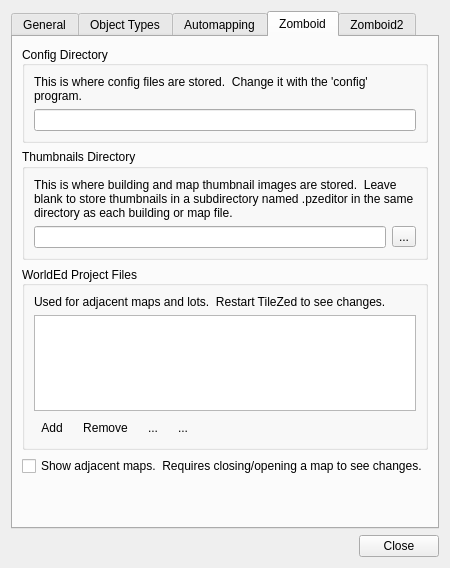
Unjammer/PZ_Mapping_Tools, file TileZed/src/tiled/preferencesdialog.ui: the form before one commit.
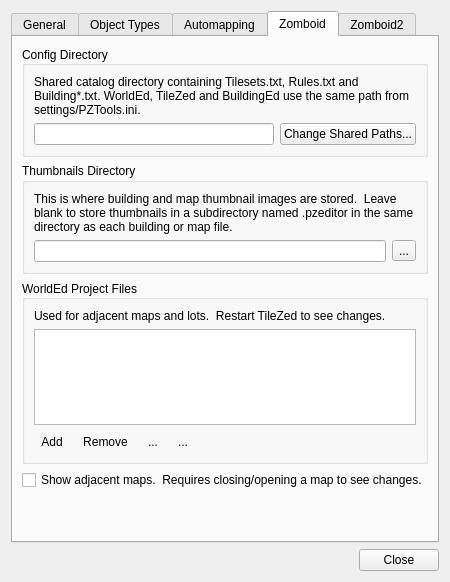
The form after the commit. The open tabs and pages were chosen to show the change. Icons and pictures are not drawn. Custom widgets are drawn as their Qt base class.

Patch:
```diff
--- a/TileZed/src/tiled/preferencesdialog.ui
+++ b/TileZed/src/tiled/preferencesdialog.ui
@@ -436,7 +436,7 @@
           <item>
            <widget class="QLabel" name="label_4">
             <property name="text">
-             <string>This is where config files are stored.  Change it with the 'config' program.</string>
+             <string>Shared catalog directory containing Tilesets.txt, Rules.txt and Building*.txt. WorldEd, TileZed and BuildingEd use the same path from settings/PZTools.ini.</string>
             </property>
             <property name="wordWrap">
              <bool>true</bool>
@@ -458,6 +458,13 @@
               </property>
              </widget>
             </item>
+            <item>
+             <widget class="QPushButton" name="sharedPathsButton">
+              <property name="text">
+               <string>Change Shared Paths...</string>
+              </property>
+             </widget>
+            </item>
            </layout>
           </item>
          </layout>
```
